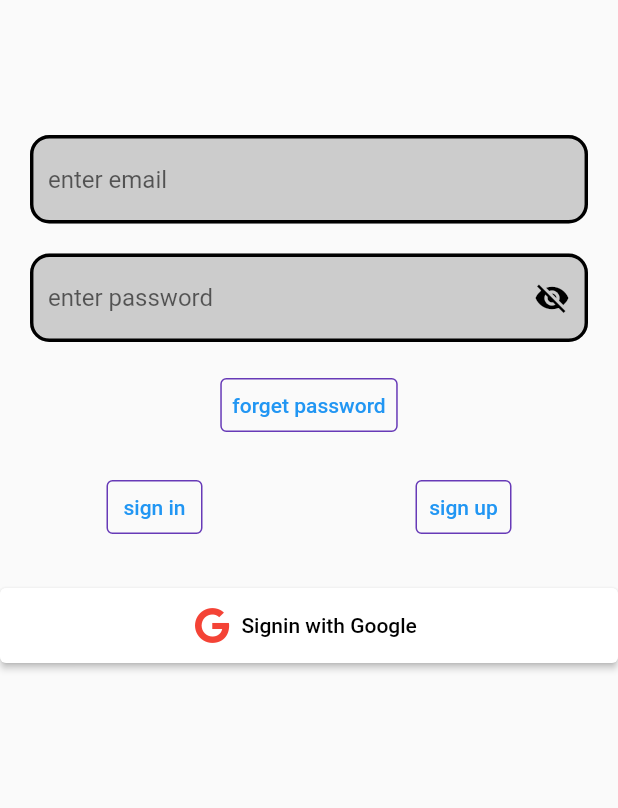
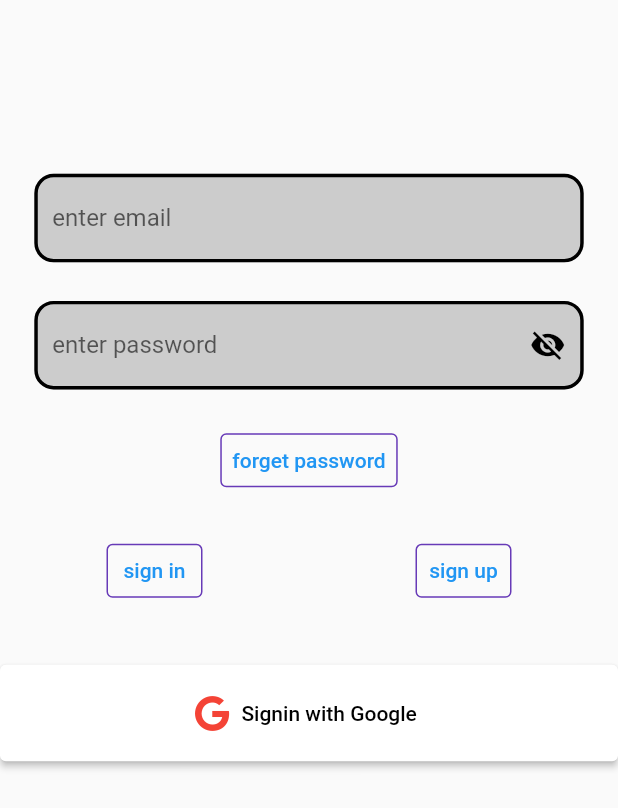
Before and after one commit to MuhammadAqib-coder/easyloadkatha, a Flutter app: the screen it shows after launch, on a phone screen of 412 x 824 dp. Shown: the top 808 px of the screen. Run offline on Flutter 3.47's test engine with Material 2 defaults, Android fonts, the phone set to English and light mode, and no system bars; our stand-ins replace cloud_firestore, firebase_auth, firebase_core, font_awesome_flutter, google_sign_in; missing offline and left inert: draggable_fab; accounts and stored records are empty.

Commit message:
making app responsive

```diff
--- a/lib/main.dart
+++ b/lib/main.dart
@@ -12,9 +12,11 @@ import 'widgets/logged_in_page.dart';
 
 void main() async {
   WidgetsFlutterBinding.ensureInitialized();
+  //initialize as a firebase app
   await Firebase.initializeApp();
-  FirebaseFirestore.instance.settings =
-      const Settings(persistenceEnabled: false);
+  //store data locally when offline by default its true
+  // FirebaseFirestore.instance.settings =
+  //     const Settings(persistenceEnabled: false);
   runApp(const App());
 }
 
--- a/lib/services/dimension.dart
+++ b/lib/services/dimension.dart
@@ -10,6 +10,9 @@ class Dimension {
   static double height35 = screenHeight / 18.28;
   static double height6 = screenHeight / 106.67;
   static double height30 = screenHeight / 21.33;
+  static double height20 = screenHeight / 32;
+  static double height80 = screenHeight / 8;
+  static double height50 = screenHeight / 12.8;
 
 
   static double width2 = screenWidth / 180;
@@ -17,5 +20,6 @@ class Dimension {
   static double width70 = screenWidth / 5.14;
   static double width4 = screenWidth / 90;
   static double width65 = screenWidth / 5.53;
+  static double width20 = screenWidth / 18;
 
 }
--- a/lib/widgets/home.dart
+++ b/lib/widgets/home.dart
@@ -2,6 +2,7 @@ import 'package:flutter/material.dart';
 import 'package:font_awesome_flutter/font_awesome_flutter.dart';
 import 'package:provider/provider.dart';
 
+import '../services/dimension.dart';
 import '../services/emial_password_authentication.dart';
 import '../services/google_authentication.dart';
 import 'text_field.dart';
@@ -12,7 +13,7 @@ class Home extends StatelessWidget {
   @override
   Widget build(BuildContext context) {
     return Padding(
-      padding: const EdgeInsets.only(top: 80),
+      padding:  EdgeInsets.only(top: Dimension.height80),
       child: ListView(
         children: [
           Field(
@@ -41,7 +42,7 @@ class Home extends StatelessWidget {
               style: ElevatedButton.styleFrom(
                   primary: Colors.white,
                   onPrimary: Colors.black,
-                  minimumSize: const Size(double.infinity, 50)),
+                  minimumSize:  Size(double.infinity, Dimension.height50)),
               icon: const FaIcon(
                 FontAwesomeIcons.google,
                 color: Colors.red,
--- a/lib/widgets/text_field.dart
+++ b/lib/widgets/text_field.dart
@@ -29,7 +29,7 @@ class _FieldState extends State<Field> {
         mainAxisAlignment: MainAxisAlignment.start,
         children: [
           Padding(
-            padding: const EdgeInsets.symmetric(horizontal: 20, vertical: 10),
+            padding:  EdgeInsets.symmetric(horizontal: Dimension.width20, vertical: Dimension.height10),
             child: TextFormField(
               keyboardType: TextInputType.emailAddress,
               controller: _emailControler,
@@ -38,14 +38,14 @@ class _FieldState extends State<Field> {
                   filled: true,
                   hintText: "enter email",
                   focusedBorder: OutlineInputBorder(
-                      borderRadius: BorderRadius.circular(10),
-                      borderSide: BorderSide(color: Colors.black, width: 2)),
+                      borderRadius: BorderRadius.circular(Dimension.height10),
+                      borderSide: BorderSide(color: Colors.black, width: Dimension.width2)),
                   // errorBorder: OutlineInputBorder(
                   //     borderRadius: BorderRadius.circular(10),
                   //     borderSide: BorderSide(color: Colors.black, width: 2)),
                   focusedErrorBorder: OutlineInputBorder(
-                      borderRadius: BorderRadius.circular(10),
-                      borderSide: BorderSide(color: Colors.black, width: 2)),
+                      borderRadius: BorderRadius.circular(Dimension.height10),
+                      borderSide: BorderSide(color: Colors.black, width: Dimension.width2)),
                   enabledBorder: OutlineInputBorder(
                       borderRadius: BorderRadius.circular(Dimension.height10),
                       borderSide: BorderSide(
@@ -59,7 +59,7 @@ class _FieldState extends State<Field> {
             ),
           ),
           Padding(
-            padding: const EdgeInsets.symmetric(horizontal: 20, vertical: 10),
+            padding:  EdgeInsets.symmetric(horizontal: Dimension.width20, vertical: Dimension.height10),
             child: TextFormField(
               obscureText: _textVisibility,
               autocorrect: false,
@@ -81,11 +81,11 @@ class _FieldState extends State<Field> {
                   filled: true,
                   //labelStyle: const TextStyle(color: Colors.black),
                   focusedBorder: OutlineInputBorder(
-                      borderRadius: BorderRadius.circular(10),
-                      borderSide: BorderSide(color: Colors.black, width: 2)),
+                      borderRadius: BorderRadius.circular(Dimension.height10),
+                      borderSide: BorderSide(color: Colors.black, width: Dimension.width2)),
                   focusedErrorBorder: OutlineInputBorder(
-                      borderRadius: BorderRadius.circular(10),
-                      borderSide: BorderSide(color: Colors.black, width: 2)),
+                      borderRadius: BorderRadius.circular(Dimension.height10),
+                      borderSide: BorderSide(color: Colors.black, width: Dimension.width2)),
                   enabledBorder: OutlineInputBorder(
                       borderRadius: BorderRadius.circular(Dimension.height10),
                       borderSide: BorderSide(
@@ -99,8 +99,8 @@ class _FieldState extends State<Field> {
               },
             ),
           ),
-          const SizedBox(
-            height: 8,
+           SizedBox(
+            height: Dimension.height8,
           ),
           Button(
               child: const Text("forget password"),
@@ -110,8 +110,8 @@ class _FieldState extends State<Field> {
                       _emailControler.text, _passwordControler.text, "reset");
                 }
               }),
-          const SizedBox(
-            height: 20,
+           SizedBox(
+            height: Dimension.height20,
           ),
           Row(
             mainAxisAlignment: MainAxisAlignment.spaceAround,
@@ -134,8 +134,8 @@ class _FieldState extends State<Field> {
                   })
             ],
           ),
-          const SizedBox(
-            height: 30,
+           SizedBox(
+            height: Dimension.height30,
           ),
 
           //TextButton.icon(onPressed: (){}, icon: const Icon(Icons.g_mobiledata), label: const Text("signIn with google")),
```
Also changed, not shown: lib/widgets/logged_in_page.dart (+9 -5 lines), lib/widgets/user_detail_page.dart (+12 -12 lines), lib/widgets/user_profile_input_data.dart (+10 -10 lines).
